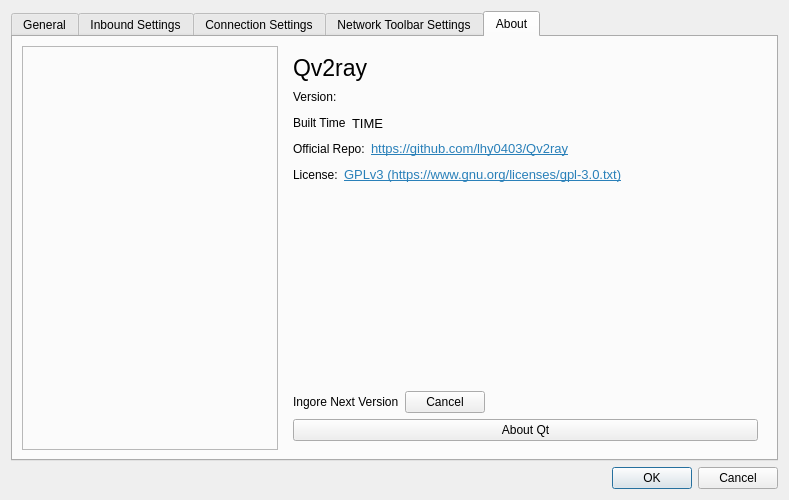
First picture: the form in src/ui/w_PrefrencesWindow.ui, repository Qv2ray/Qv2ray, before the edit.
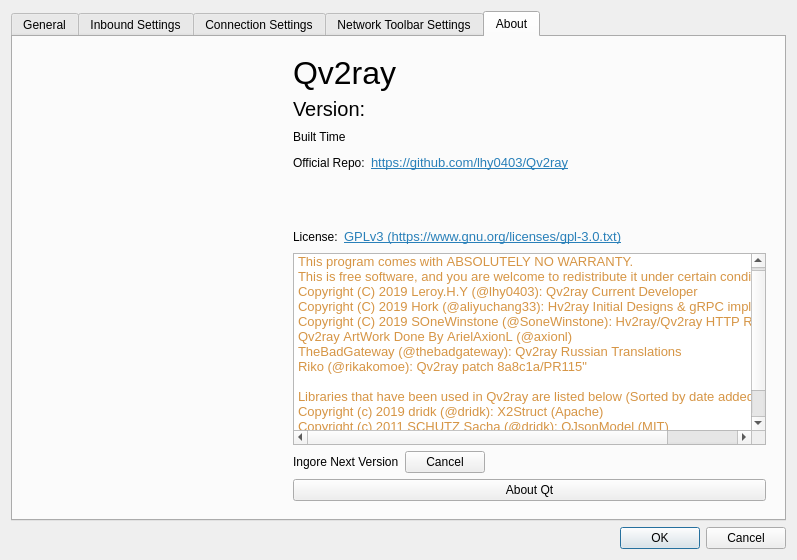
Second picture: the form after the edit. The open tabs and pages were chosen to show the change. Icons and pictures are not drawn.

```diff
--- a/src/ui/w_PrefrencesWindow.ui
+++ b/src/ui/w_PrefrencesWindow.ui
@@ -6,20 +6,14 @@
    <rect>
     <x>0</x>
     <y>0</y>
-    <width>789</width>
-    <height>500</height>
+    <width>797</width>
+    <height>560</height>
    </rect>
   </property>
-  <property name="sizePolicy">
-   <sizepolicy hsizetype="Preferred" vsizetype="MinimumExpanding">
-    <horstretch>0</horstretch>
-    <verstretch>0</verstretch>
-   </sizepolicy>
-  </property>
   <property name="minimumSize">
    <size>
     <width>780</width>
-    <height>500</height>
+    <height>560</height>
    </size>
   </property>
   <property name="windowTitle">
@@ -1051,31 +1045,42 @@
       <attribute name="title">
        <string>About</string>
       </attribute>
-      <layout class="QHBoxLayout" name="horizontalLayout" stretch="0,0">
+      <layout class="QHBoxLayout" name="horizontalLayout">
        <item>
-        <widget class="QFrame" name="img">
-         <property name="sizePolicy">
-          <sizepolicy hsizetype="Minimum" vsizetype="Minimum">
-           <horstretch>0</horstretch>
-           <verstretch>0</verstretch>
-          </sizepolicy>
-         </property>
-         <property name="minimumSize">
-          <size>
-           <width>256</width>
-           <height>256</height>
-          </size>
-         </property>
-         <property name="styleSheet">
-          <string notr="true">background-image: url(:/icons/qv2ray.ico);background-repeat: no-repeat;</string>
-         </property>
-         <property name="frameShape">
-          <enum>QFrame::StyledPanel</enum>
-         </property>
-         <property name="frameShadow">
-          <enum>QFrame::Raised</enum>
-         </property>
-        </widget>
+        <layout class="QVBoxLayout" name="verticalLayout_5">
+         <item>
+          <widget class="QWidget" name="img" native="true">
+           <property name="sizePolicy">
+            <sizepolicy hsizetype="Minimum" vsizetype="Minimum">
+             <horstretch>0</horstretch>
+             <verstretch>0</verstretch>
+            </sizepolicy>
+           </property>
+           <property name="minimumSize">
+            <size>
+             <width>256</width>
+             <height>256</height>
+            </size>
+           </property>
+           <property name="styleSheet">
+            <string notr="true">image: url(:/icons/qv2ray.ico);</string>
+           </property>
+          </widget>
+         </item>
+         <item>
+          <spacer name="verticalSpacer_2">
+           <property name="orientation">
+            <enum>Qt::Vertical</enum>
+           </property>
+           <property name="sizeHint" stdset="0">
+            <size>
+             <width>20</width>
+             <height>40</height>
+            </size>
+           </property>
+          </spacer>
+         </item>
+        </layout>
        </item>
        <item>
         <widget class="QFrame" name="formFrame">
@@ -1084,7 +1089,7 @@
            <widget class="QLabel" name="label_20">
             <property name="font">
              <font>
-              <pointsize>17</pointsize>
+              <pointsize>24</pointsize>
              </font>
             </property>
             <property name="text">
@@ -1096,6 +1101,11 @@
            <layout class="QHBoxLayout" name="horizontalLayout_6">
             <item>
              <widget class="QLabel" name="label_24">
+              <property name="font">
+               <font>
+                <pointsize>15</pointsize>
+               </font>
+              </property>
               <property name="text">
                <string>Version:</string>
               </property>
@@ -1105,7 +1115,7 @@
              <widget class="QLabel" name="qvVersion">
               <property name="font">
                <font>
-                <pointsize>10</pointsize>
+                <pointsize>15</pointsize>
                </font>
               </property>
              </widget>
@@ -1142,7 +1152,7 @@
                </font>
               </property>
               <property name="text">
-               <string>TIME</string>
+               <string/>
               </property>
              </widget>
             </item>
@@ -1212,6 +1222,19 @@
             </item>
            </layout>
           </item>
+          <item>
+           <spacer name="verticalSpacer_6">
+            <property name="orientation">
+             <enum>Qt::Vertical</enum>
+            </property>
+            <property name="sizeHint" stdset="0">
+             <size>
+              <width>20</width>
+              <height>40</height>
+             </size>
+            </property>
+           </spacer>
+          </item>
           <item>
            <layout class="QHBoxLayout" name="horizontalLayout_9">
             <item>
@@ -1264,17 +1287,34 @@
            </layout>
           </item>
           <item>
-           <spacer name="verticalSpacer1_2">
-            <property name="orientation">
-             <enum>Qt::Vertical</enum>
+           <widget class="QTextEdit" name="textEdit">
+            <property name="lineWrapMode">
+             <enum>QTextEdit::NoWrap</enum>
             </property>
-            <property name="sizeHint" stdset="0">
-             <size>
-              <width>20</width>
-              <height>40</height>
-             </size>
+            <property name="readOnly">
+             <bool>true</bool>
             </property>
-           </spacer>
+            <property name="html">
+             <string>&lt;!DOCTYPE HTML PUBLIC &quot;-//W3C//DTD HTML 4.0//EN&quot; &quot;http://www.w3.org/TR/REC-html40/strict.dtd&quot;&gt;
+&lt;html&gt;&lt;head&gt;&lt;meta name=&quot;qrichtext&quot; content=&quot;1&quot; /&gt;&lt;style type=&quot;text/css&quot;&gt;
+p, li { white-space: pre-wrap; }
+&lt;/style&gt;&lt;/head&gt;&lt;body style=&quot; font-family:'Noto Sans'; font-size:10pt; font-weight:400; font-style:normal;&quot;&gt;
+&lt;p style=&quot; margin-top:0px; margin-bottom:0px; margin-left:0px; margin-right:0px; -qt-block-indent:0; text-indent:0px;&quot;&gt;&lt;span style=&quot; font-family:'Noto Sans'; color:#d69545;&quot;&gt;This&lt;/span&gt;&lt;span style=&quot; font-family:'Noto Sans'; color:#bec0c2;&quot;&gt; &lt;/span&gt;&lt;span style=&quot; font-family:'Noto Sans'; color:#d69545;&quot;&gt;program&lt;/span&gt;&lt;span style=&quot; font-family:'Noto Sans'; color:#bec0c2;&quot;&gt; &lt;/span&gt;&lt;span style=&quot; font-family:'Noto Sans'; color:#d69545;&quot;&gt;comes&lt;/span&gt;&lt;span style=&quot; font-family:'Noto Sans'; color:#bec0c2;&quot;&gt; &lt;/span&gt;&lt;span style=&quot; font-family:'Noto Sans'; color:#d69545;&quot;&gt;with&lt;/span&gt;&lt;span style=&quot; font-family:'Noto Sans'; color:#bec0c2;&quot;&gt; &lt;/span&gt;&lt;span style=&quot; font-family:'Noto Sans'; color:#d69545;&quot;&gt;ABSOLUTELY&lt;/span&gt;&lt;span style=&quot; font-family:'Noto Sans'; color:#bec0c2;&quot;&gt; &lt;/span&gt;&lt;span style=&quot; font-family:'Noto Sans'; color:#d69545;&quot;&gt;NO&lt;/span&gt;&lt;span style=&quot; font-family:'Noto Sans'; color:#bec0c2;&quot;&gt; &lt;/span&gt;&lt;span style=&quot; font-family:'Noto Sans'; color:#d69545;&quot;&gt;WARRANTY.&lt;/span&gt;&lt;/p&gt;
+&lt;p style=&quot; margin-top:0px; margin-bottom:0px; margin-left:0px; margin-right:0px; -qt-block-indent:0; text-indent:0px;&quot;&gt;&lt;span style=&quot; font-family:'Hack'; color:#d69545;&quot;&gt;This&lt;/span&gt;&lt;span style=&quot; font-family:'Hack'; color:#bec0c2;&quot;&gt; &lt;/span&gt;&lt;span style=&quot; font-family:'Hack'; color:#d69545;&quot;&gt;is&lt;/span&gt;&lt;span style=&quot; font-family:'Hack'; color:#bec0c2;&quot;&gt; &lt;/span&gt;&lt;span style=&quot; font-family:'Hack'; color:#d69545;&quot;&gt;free&lt;/span&gt;&lt;span style=&quot; font-family:'Hack'; color:#bec0c2;&quot;&gt; &lt;/span&gt;&lt;span style=&quot; font-family:'Hack'; color:#d69545;&quot;&gt;software,&lt;/span&gt;&lt;span style=&quot; font-family:'Hack'; color:#bec0c2;&quot;&gt; &lt;/span&gt;&lt;span style=&quot; font-family:'Hack'; color:#d69545;&quot;&gt;and&lt;/span&gt;&lt;span style=&quot; font-family:'Hack'; color:#bec0c2;&quot;&gt; &lt;/span&gt;&lt;span style=&quot; font-family:'Hack'; color:#d69545;&quot;&gt;you&lt;/span&gt;&lt;span style=&quot; font-family:'Hack'; color:#bec0c2;&quot;&gt; &lt;/span&gt;&lt;span style=&quot; font-family:'Hack'; color:#d69545;&quot;&gt;are&lt;/span&gt;&lt;span style=&quot; font-family:'Hack'; color:#bec0c2;&quot;&gt; &lt;/span&gt;&lt;span style=&quot; font-family:'Hack'; color:#d69545;&quot;&gt;welcome&lt;/span&gt;&lt;span style=&quot; font-family:'Hack'; color:#bec0c2;&quot;&gt; &lt;/span&gt;&lt;span style=&quot; font-family:'Hack'; color:#d69545;&quot;&gt;to&lt;/span&gt;&lt;span style=&quot; font-family:'Hack'; color:#bec0c2;&quot;&gt; &lt;/span&gt;&lt;span style=&quot; font-family:'Hack'; color:#d69545;&quot;&gt;redistribute&lt;/span&gt;&lt;span style=&quot; font-family:'Hack'; color:#bec0c2;&quot;&gt; &lt;/span&gt;&lt;span style=&quot; font-family:'Hack'; color:#d69545;&quot;&gt;it under&lt;/span&gt;&lt;span style=&quot; font-family:'Hack'; color:#bec0c2;&quot;&gt; &lt;/span&gt;&lt;span style=&quot; font-family:'Hack'; color:#d69545;&quot;&gt;certain&lt;/span&gt;&lt;span style=&quot; font-family:'Hack'; color:#bec0c2;&quot;&gt; &lt;/span&gt;&lt;span style=&quot; font-family:'Hack'; color:#d69545;&quot;&gt;conditions.&lt;/span&gt;&lt;/p&gt;
+&lt;p style=&quot; margin-top:0px; margin-bottom:0px; margin-left:0px; margin-right:0px; -qt-block-indent:0; text-indent:0px;&quot;&gt;&lt;span style=&quot; font-family:'Hack'; color:#d69545;&quot;&gt;Copyright&lt;/span&gt;&lt;span style=&quot; font-family:'Hack'; color:#bec0c2;&quot;&gt; &lt;/span&gt;&lt;span style=&quot; font-family:'Hack'; color:#d69545;&quot;&gt;(C)&lt;/span&gt;&lt;span style=&quot; font-family:'Hack'; color:#bec0c2;&quot;&gt; &lt;/span&gt;&lt;span style=&quot; font-family:'Hack'; color:#d69545;&quot;&gt;2019&lt;/span&gt;&lt;span style=&quot; font-family:'Hack'; color:#bec0c2;&quot;&gt; &lt;/span&gt;&lt;span style=&quot; font-family:'Hack'; color:#d69545;&quot;&gt;Leroy.H.Y&lt;/span&gt;&lt;span style=&quot; font-family:'Hack'; color:#bec0c2;&quot;&gt; &lt;/span&gt;&lt;span style=&quot; font-family:'Hack'; color:#d69545;&quot;&gt;(@lhy0403):&lt;/span&gt;&lt;span style=&quot; font-family:'Hack'; color:#bec0c2;&quot;&gt; &lt;/span&gt;&lt;span style=&quot; font-family:'Hack'; color:#d69545;&quot;&gt;Qv2ray&lt;/span&gt;&lt;span style=&quot; font-family:'Hack'; color:#bec0c2;&quot;&gt; &lt;/span&gt;&lt;span style=&quot; font-family:'Hack'; color:#d69545;&quot;&gt;Current&lt;/span&gt;&lt;span style=&quot; font-family:'Hack'; color:#bec0c2;&quot;&gt; &lt;/span&gt;&lt;span style=&quot; font-family:'Hack'; color:#d69545;&quot;&gt;Developer&lt;/span&gt;&lt;/p&gt;
+&lt;p style=&quot; margin-top:0px; margin-bottom:0px; margin-left:0px; margin-right:0px; -qt-block-indent:0; text-indent:0px;&quot;&gt;&lt;span style=&quot; font-family:'Hack'; color:#d69545;&quot;&gt;Copyright&lt;/span&gt;&lt;span style=&quot; font-family:'Hack'; color:#bec0c2;&quot;&gt; &lt;/span&gt;&lt;span style=&quot; font-family:'Hack'; color:#d69545;&quot;&gt;(C)&lt;/span&gt;&lt;span style=&quot; font-family:'Hack'; color:#bec0c2;&quot;&gt; &lt;/span&gt;&lt;span style=&quot; font-family:'Hack'; color:#d69545;&quot;&gt;2019&lt;/span&gt;&lt;span style=&quot; font-family:'Hack'; color:#bec0c2;&quot;&gt; &lt;/span&gt;&lt;span style=&quot; font-family:'Hack'; color:#d69545;&quot;&gt;Hork&lt;/span&gt;&lt;span style=&quot; font-family:'Hack'; color:#bec0c2;&quot;&gt; &lt;/span&gt;&lt;span style=&quot; font-family:'Hack'; color:#d69545;&quot;&gt;(@aliyuchang33):&lt;/span&gt;&lt;span style=&quot; font-family:'Hack'; color:#bec0c2;&quot;&gt; &lt;/span&gt;&lt;span style=&quot; font-family:'Hack'; color:#d69545;&quot;&gt;Hv2ray&lt;/span&gt;&lt;span style=&quot; font-family:'Hack'; color:#bec0c2;&quot;&gt; &lt;/span&gt;&lt;span style=&quot; font-family:'Hack'; color:#d69545;&quot;&gt;Initial&lt;/span&gt;&lt;span style=&quot; font-family:'Hack'; color:#bec0c2;&quot;&gt; &lt;/span&gt;&lt;span style=&quot; font-family:'Hack'; color:#d69545;&quot;&gt;Designs&lt;/span&gt;&lt;span style=&quot; font-family:'Hack'; color:#bec0c2;&quot;&gt; &lt;/span&gt;&lt;span style=&quot; font-family:'Hack'; color:#d69545;&quot;&gt;&amp;amp;&lt;/span&gt;&lt;span style=&quot; font-family:'Hack'; color:#bec0c2;&quot;&gt; &lt;/span&gt;&lt;span style=&quot; font-family:'Hack'; color:#d69545;&quot;&gt;gRPC&lt;/span&gt;&lt;span style=&quot; font-family:'Hack'; color:#bec0c2;&quot;&gt; &lt;/span&gt;&lt;span style=&quot; font-family:'Hack'; color:#d69545;&quot;&gt;implementation&lt;/span&gt;&lt;/p&gt;
+&lt;p style=&quot; margin-top:0px; margin-bottom:0px; margin-left:0px; margin-right:0px; -qt-block-indent:0; text-indent:0px;&quot;&gt;&lt;span style=&quot; font-family:'Hack'; color:#d69545;&quot;&gt;Copyright&lt;/span&gt;&lt;span style=&quot; font-family:'Hack'; color:#bec0c2;&quot;&gt; &lt;/span&gt;&lt;span style=&quot; font-family:'Hack'; color:#d69545;&quot;&gt;(C)&lt;/span&gt;&lt;span style=&quot; font-family:'Hack'; color:#bec0c2;&quot;&gt; &lt;/span&gt;&lt;span style=&quot; font-family:'Hack'; color:#d69545;&quot;&gt;2019&lt;/span&gt;&lt;span style=&quot; font-family:'Hack'; color:#bec0c2;&quot;&gt; &lt;/span&gt;&lt;span style=&quot; font-family:'Hack'; color:#d69545;&quot;&gt;SOneWinstone&lt;/span&gt;&lt;span style=&quot; font-family:'Hack'; color:#bec0c2;&quot;&gt; &lt;/span&gt;&lt;span style=&quot; font-family:'Hack'; color:#d69545;&quot;&gt;(@SoneWinstone):&lt;/span&gt;&lt;span style=&quot; font-family:'Hack'; color:#bec0c2;&quot;&gt; &lt;/span&gt;&lt;span style=&quot; font-family:'Hack'; color:#d69545;&quot;&gt;Hv2ray/Qv2ray&lt;/span&gt;&lt;span style=&quot; font-family:'Hack'; color:#bec0c2;&quot;&gt; &lt;/span&gt;&lt;span style=&quot; font-family:'Hack'; color:#d69545;&quot;&gt;HTTP&lt;/span&gt;&lt;span style=&quot; font-family:'Hack'; color:#bec0c2;&quot;&gt; &lt;/span&gt;&lt;span style=&quot; font-family:'Hack'; color:#d69545;&quot;&gt;Request&lt;/span&gt;&lt;span style=&quot; font-family:'Hack'; color:#bec0c2;&quot;&gt; &lt;/span&gt;&lt;span style=&quot; font-family:'Hack'; color:#d69545;&quot;&gt;Helper&lt;/span&gt;&lt;/p&gt;
+&lt;p style=&quot; margin-top:0px; margin-bottom:0px; margin-left:0px; margin-right:0px; -qt-block-indent:0; text-indent:0px;&quot;&gt;&lt;span style=&quot; font-family:'Hack'; color:#d69545;&quot;&gt;Qv2ray&lt;/span&gt;&lt;span style=&quot; font-family:'Hack'; color:#bec0c2;&quot;&gt; &lt;/span&gt;&lt;span style=&quot; font-family:'Hack'; color:#d69545;&quot;&gt;ArtWork&lt;/span&gt;&lt;span style=&quot; font-family:'Hack'; color:#bec0c2;&quot;&gt; &lt;/span&gt;&lt;span style=&quot; font-family:'Hack'; color:#d69545;&quot;&gt;Done&lt;/span&gt;&lt;span style=&quot; font-family:'Hack'; color:#bec0c2;&quot;&gt; &lt;/span&gt;&lt;span style=&quot; font-family:'Hack'; color:#d69545;&quot;&gt;By&lt;/span&gt;&lt;span style=&quot; font-family:'Hack'; color:#bec0c2;&quot;&gt; &lt;/span&gt;&lt;span style=&quot; font-family:'Hack'; color:#d69545;&quot;&gt;ArielAxionL&lt;/span&gt;&lt;span style=&quot; font-family:'Hack'; color:#bec0c2;&quot;&gt; &lt;/span&gt;&lt;span style=&quot; font-family:'Hack'; color:#d69545;&quot;&gt;(@axionl)&lt;/span&gt;&lt;/p&gt;
+&lt;p style=&quot; margin-top:0px; margin-bottom:0px; margin-left:0px; margin-right:0px; -qt-block-indent:0; text-indent:0px;&quot;&gt;&lt;span style=&quot; font-family:'Hack'; color:#d69545;&quot;&gt;TheBadGateway&lt;/span&gt;&lt;span style=&quot; font-family:'Hack'; color:#bec0c2;&quot;&gt; &lt;/span&gt;&lt;span style=&quot; font-family:'Hack'; color:#d69545;&quot;&gt;(@thebadgateway):&lt;/span&gt;&lt;span style=&quot; font-family:'Hack'; color:#bec0c2;&quot;&gt; &lt;/span&gt;&lt;span style=&quot; font-family:'Hack'; color:#d69545;&quot;&gt;Qv2ray&lt;/span&gt;&lt;span style=&quot; font-family:'Hack'; color:#bec0c2;&quot;&gt; &lt;/span&gt;&lt;span style=&quot; font-family:'Hack'; color:#d69545;&quot;&gt;Russian&lt;/span&gt;&lt;span style=&quot; font-family:'Hack'; color:#bec0c2;&quot;&gt; &lt;/span&gt;&lt;span style=&quot; font-family:'Hack'; color:#d69545;&quot;&gt;Translations&lt;/span&gt;&lt;/p&gt;
+&lt;p style=&quot; margin-top:0px; margin-bottom:0px; margin-left:0px; margin-right:0px; -qt-block-indent:0; text-indent:0px;&quot;&gt;&lt;span style=&quot; font-family:'Hack'; color:#d69545;&quot;&gt;Riko&lt;/span&gt;&lt;span style=&quot; font-family:'Hack'; color:#bec0c2;&quot;&gt; &lt;/span&gt;&lt;span style=&quot; font-family:'Hack'; color:#d69545;&quot;&gt;(@rikakomoe):&lt;/span&gt;&lt;span style=&quot; font-family:'Hack'; color:#bec0c2;&quot;&gt; &lt;/span&gt;&lt;span style=&quot; font-family:'Hack'; color:#d69545;&quot;&gt;Qv2ray&lt;/span&gt;&lt;span style=&quot; font-family:'Hack'; color:#bec0c2;&quot;&gt; &lt;/span&gt;&lt;span style=&quot; font-family:'Hack'; color:#d69545;&quot;&gt;patch&lt;/span&gt;&lt;span style=&quot; font-family:'Hack'; color:#bec0c2;&quot;&gt; &lt;/span&gt;&lt;span style=&quot; font-family:'Hack'; color:#d69545;&quot;&gt;8a8c1a/PR115&amp;quot;&lt;/span&gt;&lt;/p&gt;
+&lt;p style=&quot;-qt-paragraph-type:empty; margin-top:0px; margin-bottom:0px; margin-left:0px; margin-right:0px; -qt-block-indent:0; text-indent:0px; font-family:'Hack';&quot;&gt;&lt;br /&gt;&lt;/p&gt;
+&lt;p style=&quot; margin-top:0px; margin-bottom:0px; margin-left:0px; margin-right:0px; -qt-block-indent:0; text-indent:0px;&quot;&gt;&lt;span style=&quot; font-family:'Hack'; color:#d69545;&quot;&gt;Libraries&lt;/span&gt;&lt;span style=&quot; font-family:'Hack'; color:#bec0c2;&quot;&gt; &lt;/span&gt;&lt;span style=&quot; font-family:'Hack'; color:#d69545;&quot;&gt;that&lt;/span&gt;&lt;span style=&quot; font-family:'Hack'; color:#bec0c2;&quot;&gt; &lt;/span&gt;&lt;span style=&quot; font-family:'Hack'; color:#d69545;&quot;&gt;have&lt;/span&gt;&lt;span style=&quot; font-family:'Hack'; color:#bec0c2;&quot;&gt; &lt;/span&gt;&lt;span style=&quot; font-family:'Hack'; color:#d69545;&quot;&gt;been&lt;/span&gt;&lt;span style=&quot; font-family:'Hack'; color:#bec0c2;&quot;&gt; &lt;/span&gt;&lt;span style=&quot; font-family:'Hack'; color:#d69545;&quot;&gt;used&lt;/span&gt;&lt;span style=&quot; font-family:'Hack'; color:#bec0c2;&quot;&gt; &lt;/span&gt;&lt;span style=&quot; font-family:'Hack'; color:#d69545;&quot;&gt;in&lt;/span&gt;&lt;span style=&quot; font-family:'Hack'; color:#bec0c2;&quot;&gt; &lt;/span&gt;&lt;span style=&quot; font-family:'Hack'; color:#d69545;&quot;&gt;Qv2ray&lt;/span&gt;&lt;span style=&quot; font-family:'Hack'; color:#bec0c2;&quot;&gt; &lt;/span&gt;&lt;span style=&quot; font-family:'Hack'; color:#d69545;&quot;&gt;are&lt;/span&gt;&lt;span style=&quot; font-family:'Hack'; color:#bec0c2;&quot;&gt; &lt;/span&gt;&lt;span style=&quot; font-family:'Hack'; color:#d69545;&quot;&gt;listed&lt;/span&gt;&lt;span style=&quot; font-family:'Hack'; color:#bec0c2;&quot;&gt; &lt;/span&gt;&lt;span style=&quot; font-family:'Hack'; color:#d69545;&quot;&gt;below&lt;/span&gt;&lt;span style=&quot; font-family:'Hack'; color:#bec0c2;&quot;&gt; &lt;/span&gt;&lt;span style=&quot; font-family:'Hack'; color:#d69545;&quot;&gt;(Sorted&lt;/span&gt;&lt;span style=&quot; font-family:'Hack'; color:#bec0c2;&quot;&gt; &lt;/span&gt;&lt;span style=&quot; font-family:'Hack'; color:#d69545;&quot;&gt;by&lt;/span&gt;&lt;span style=&quot; font-family:'Hack'; color:#bec0c2;&quot;&gt; &lt;/span&gt;&lt;span style=&quot; font-family:'Hack'; color:#d69545;&quot;&gt;date&lt;/span&gt;&lt;span style=&quot; font-family:'Hack'; color:#bec0c2;&quot;&gt; &lt;/span&gt;&lt;span style=&quot; font-family:'Hack'; color:#d69545;&quot;&gt;added):&lt;/span&gt;&lt;/p&gt;
+&lt;p style=&quot; margin-top:0px; margin-bottom:0px; margin-left:0px; margin-right:0px; -qt-block-indent:0; text-indent:0px;&quot;&gt;&lt;span style=&quot; font-family:'Hack'; color:#d69545;&quot;&gt;Copyright&lt;/span&gt;&lt;span style=&quot; font-family:'Hack'; color:#bec0c2;&quot;&gt; &lt;/span&gt;&lt;span style=&quot; font-family:'Hack'; color:#d69545;&quot;&gt;(c)&lt;/span&gt;&lt;span style=&quot; font-family:'Hack'; color:#bec0c2;&quot;&gt; &lt;/span&gt;&lt;span style=&quot; font-family:'Hack'; color:#d69545;&quot;&gt;2019&lt;/span&gt;&lt;span style=&quot; font-family:'Hack'; color:#bec0c2;&quot;&gt; &lt;/span&gt;&lt;span style=&quot; font-family:'Hack'; color:#d69545;&quot;&gt;dridk&lt;/span&gt;&lt;span style=&quot; font-family:'Hack'; color:#bec0c2;&quot;&gt; &lt;/span&gt;&lt;span style=&quot; font-family:'Hack'; color:#d69545;&quot;&gt;(@dridk):&lt;/span&gt;&lt;span style=&quot; font-family:'Hack'; color:#bec0c2;&quot;&gt; &lt;/span&gt;&lt;span style=&quot; font-family:'Hack'; color:#d69545;&quot;&gt;X2Struct&lt;/span&gt;&lt;span style=&quot; font-family:'Hack'; color:#bec0c2;&quot;&gt; &lt;/span&gt;&lt;span style=&quot; font-family:'Hack'; color:#d69545;&quot;&gt;(Apache)&lt;/span&gt;&lt;/p&gt;
+&lt;p style=&quot; margin-top:0px; margin-bottom:0px; margin-left:0px; margin-right:0px; -qt-block-indent:0; text-indent:0px;&quot;&gt;&lt;span style=&quot; font-family:'Hack'; color:#d69545;&quot;&gt;Copyright&lt;/span&gt;&lt;span style=&quot; font-family:'Hack'; color:#bec0c2;&quot;&gt; &lt;/span&gt;&lt;span style=&quot; font-family:'Hack'; color:#d69545;&quot;&gt;(c)&lt;/span&gt;&lt;span style=&quot; font-family:'Hack'; color:#bec0c2;&quot;&gt; &lt;/span&gt;&lt;span style=&quot; font-family:'Hack'; color:#d69545;&quot;&gt;2011&lt;/span&gt;&lt;span style=&quot; font-family:'Hack'; color:#bec0c2;&quot;&gt; &lt;/span&gt;&lt;span style=&quot; font-family:'Hack'; color:#d69545;&quot;&gt;SCHUTZ&lt;/span&gt;&lt;span style=&quot; font-family:'Hack'; color:#bec0c2;&quot;&gt; &lt;/span&gt;&lt;span style=&quot; font-family:'Hack'; color:#d69545;&quot;&gt;Sacha&lt;/span&gt;&lt;span style=&quot; font-family:'Hack'; color:#bec0c2;&quot;&gt; &lt;/span&gt;&lt;span style=&quot; font-family:'Hack'; color:#d69545;&quot;&gt;(@dridk):&lt;/span&gt;&lt;span style=&quot; font-family:'Hack'; color:#bec0c2;&quot;&gt; &lt;/span&gt;&lt;span style=&quot; font-family:'Hack'; color:#d69545;&quot;&gt;QJsonModel&lt;/span&gt;&lt;span style=&quot; font-family:'Hack'; color:#bec0c2;&quot;&gt; &lt;/span&gt;&lt;span style=&quot; font-family:'Hack'; color:#d69545;&quot;&gt;(MIT)&lt;/span&gt;&lt;/p&gt;
+&lt;p style=&quot; margin-top:0px; margin-bottom:0px; margin-left:0px; margin-right:0px; -qt-block-indent:0; text-indent:0px;&quot;&gt;&lt;span style=&quot; font-family:'Hack'; color:#d69545;&quot;&gt;Copyright&lt;/span&gt;&lt;span style=&quot; font-family:'Hack'; color:#bec0c2;&quot;&gt; &lt;/span&gt;&lt;span style=&quot; font-family:'Hack'; color:#d69545;&quot;&gt;(c)&lt;/span&gt;&lt;span style=&quot; font-family:'Hack'; color:#bec0c2;&quot;&gt; &lt;/span&gt;&lt;span style=&quot; font-family:'Hack'; color:#d69545;&quot;&gt;2019&lt;/span&gt;&lt;span style=&quot; font-family:'Hack'; color:#bec0c2;&quot;&gt; &lt;/span&gt;&lt;span style=&quot; font-family:'Hack'; color:#d69545;&quot;&gt;Nikolaos&lt;/span&gt;&lt;span style=&quot; font-family:'Hack'; color:#bec0c2;&quot;&gt; &lt;/span&gt;&lt;span style=&quot; font-family:'Hack'; color:#d69545;&quot;&gt;Ftylitakis&lt;/span&gt;&lt;span style=&quot; font-family:'Hack'; color:#bec0c2;&quot;&gt; &lt;/span&gt;&lt;span style=&quot; font-family:'Hack'; color:#d69545;&quot;&gt;(@ftylitak):&lt;/span&gt;&lt;span style=&quot; font-family:'Hack'; color:#bec0c2;&quot;&gt; &lt;/span&gt;&lt;span style=&quot; font-family:'Hack'; color:#d69545;&quot;&gt;QZXing&lt;/span&gt;&lt;span style=&quot; font-family:'Hack'; color:#bec0c2;&quot;&gt; &lt;/span&gt;&lt;span style=&quot; font-family:'Hack'; color:#d69545;&quot;&gt;(Apache2)&lt;/span&gt;&lt;/p&gt;
+&lt;p style=&quot; margin-top:0px; margin-bottom:0px; margin-left:0px; margin-right:0px; -qt-block-indent:0; text-indent:0px;&quot;&gt;&lt;span style=&quot; font-family:'Hack'; color:#d69545;&quot;&gt;Copyright&lt;/span&gt;&lt;span style=&quot; font-family:'Hack'; color:#bec0c2;&quot;&gt; &lt;/span&gt;&lt;span style=&quot; font-family:'Hack'; color:#d69545;&quot;&gt;(c)&lt;/span&gt;&lt;span style=&quot; font-family:'Hack'; color:#bec0c2;&quot;&gt; &lt;/span&gt;&lt;span style=&quot; font-family:'Hack'; color:#d69545;&quot;&gt;2016&lt;/span&gt;&lt;span style=&quot; font-family:'Hack'; color:#bec0c2;&quot;&gt; &lt;/span&gt;&lt;span style=&quot; font-family:'Hack'; color:#d69545;&quot;&gt;Singein&lt;/span&gt;&lt;span style=&quot; font-family:'Hack'; color:#bec0c2;&quot;&gt; &lt;/span&gt;&lt;span style=&quot; font-family:'Hack'; color:#d69545;&quot;&gt;(@Singein):&lt;/span&gt;&lt;span style=&quot; font-family:'Hack'; color:#bec0c2;&quot;&gt; &lt;/span&gt;&lt;span style=&quot; font-family:'Hack'; color:#d69545;&quot;&gt;ScreenShot&lt;/span&gt;&lt;span style=&quot; font-family:'Hack'; color:#bec0c2;&quot;&gt; &lt;/span&gt;&lt;span style=&quot; font-family:'Hack'; color:#d69545;&quot;&gt;(MIT)&lt;/span&gt;&lt;/p&gt;&lt;/body&gt;&lt;/html&gt;</string>
+            </property>
+           </widget>
           </item>
           <item>
            <layout class="QHBoxLayout" name="horizontalLayout_10">
```
Left out of the diff: 80 changed lines with no effect on the pictures.
